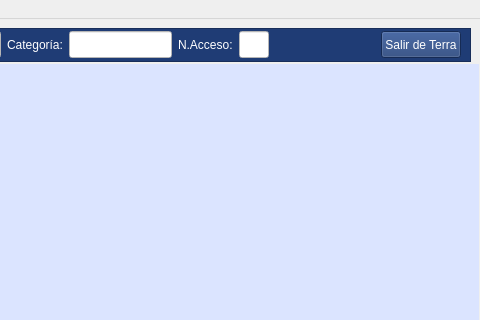
Before: the Qt Designer form mainwindow.ui in arcnexus/RedFoX, drawn with Qt 5; both pictures show x 544 to 1024 and y 0 to 320 of the 1024 by 735 pixel window.
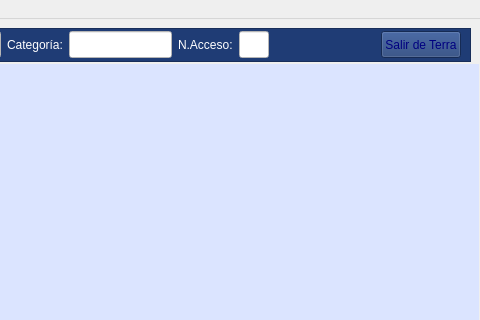
After: the same form once the commit is applied. Icons and pictures are not drawn.

Patch:
```diff
--- a/mainwindow.ui
+++ b/mainwindow.ui
@@ -694,7 +694,7 @@
             </size>
            </property>
            <property name="styleSheet">
-            <string notr="true">color: rgb(255, 255, 255);</string>
+            <string notr="true">color: rgb(0, 0, 128);</string>
            </property>
            <property name="text">
             <string>Salir de Terra</string>
```
